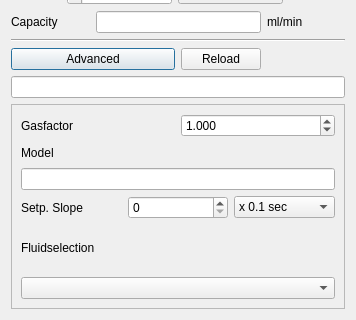
Qt form ui/flowchannel.ui (ArJKloek/FlowControl) before a commit; both pictures show x 0 to 356 and y 361 to 681 of the 356 by 681 pixel window.
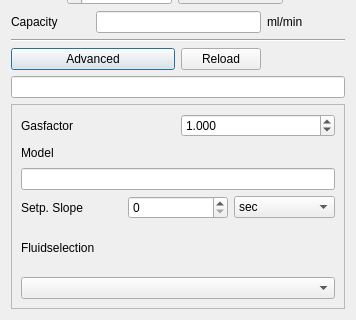
The same form after that commit.

Commit message:
Simplify flowchannel UI labels and spinbox
Update ui/flowchannel.ui to simplify time unit options and constrain the slope factor input. ComboBox items changed from verbose 'x 0.1 sec/min/hour/day' entries to plain 'sec', 'min', 'hour', 'day'. sb_slopefactor SpinBox maximum reduced from 30000 to 102 and singleStep set to 0 to restrict input range.

Diff of the .ui file:
```diff
--- a/ui/flowchannel.ui
+++ b/ui/flowchannel.ui
@@ -193,7 +193,7 @@
          <widget class="QComboBox" name="comboBox">
           <item>
            <property name="text">
-            <string>x 0.1 sec</string>
+            <string>sec</string>
            </property>
           </item>
           <item>
```
Left out of the diff: 11 changed lines with no effect on the pictures.
